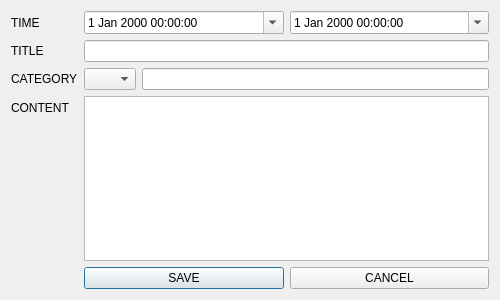
Qt form scheduleeditordialog.ui (dldyou/VEDA_QtProject) before a commit.
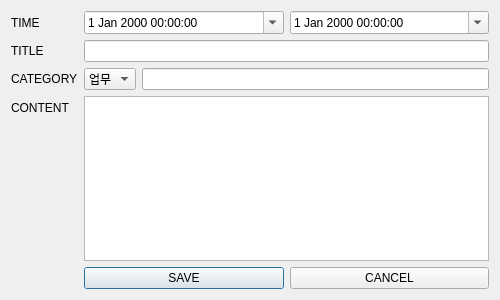
The same form after that commit.

What changed in the file:
```diff
--- a/scheduleeditordialog.ui
+++ b/scheduleeditordialog.ui
@@ -73,7 +73,7 @@
      <item>
       <widget class="QComboBox" name="cbCategory">
        <property name="currentIndex">
-        <number>-1</number>
+        <number>0</number>
        </property>
        <item>
         <property name="text">
```
Left out of the diff: 10 changed lines with no effect on the pictures.
